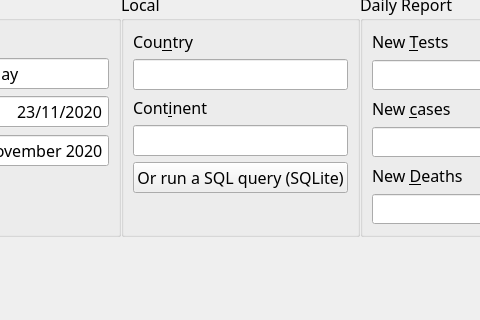
Old version of the form assets/mainwindow.ui in the repository faouziMohamed/covid-data; both pictures show x 136 to 616 and y 312 to 632 of the 982 by 632 pixel window.
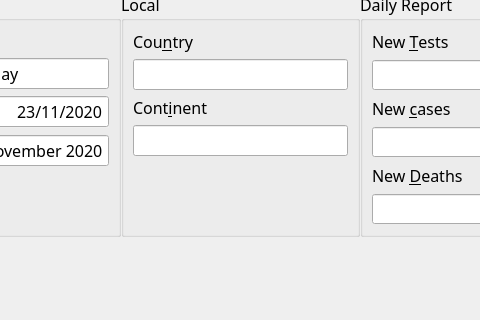
New version of the form. Icons and pictures are not drawn.

Commit message: SQL Button removed, and it will be added in a other version

What changed in the file:
```diff
--- a/assets/mainwindow.ui
+++ b/assets/mainwindow.ui
@@ -896,19 +896,6 @@
                  </property>
                 </widget>
                </item>
-               <item>
-                <widget class="QPushButton" name="run_sql_btn">
-                 <property name="maximumSize">
-                  <size>
-                   <width>16777215</width>
-                   <height>35</height>
-                  </size>
-                 </property>
-                 <property name="text">
-                  <string>Or run a SQL query (SQLite)</string>
-                 </property>
-                </widget>
-               </item>
               </layout>
              </item>
             </layout>
```
The commit also changes 2 other files.
